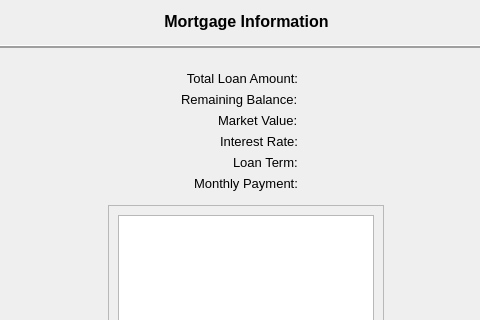
epw7856/CashFlowManager, file CashFlowManager/mortgagesummarydialog.ui: the form before one commit; both pictures show x 137 to 617 and y 0 to 320 of the 767 by 684 pixel window.
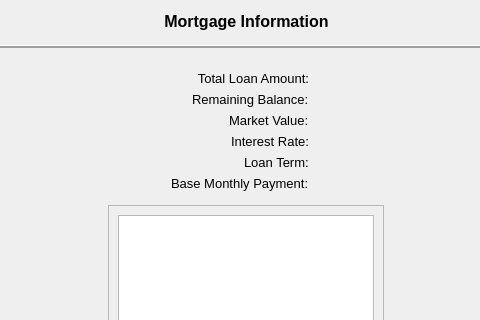
The form after the commit.

Diff of the .ui file:
```diff
--- a/CashFlowManager/mortgagesummarydialog.ui
+++ b/CashFlowManager/mortgagesummarydialog.ui
@@ -290,7 +290,7 @@
           </font>
          </property>
          <property name="text">
-          <string>Monthly Payment:</string>
+          <string>Base Monthly Payment:</string>
          </property>
         </widget>
        </item>
```
